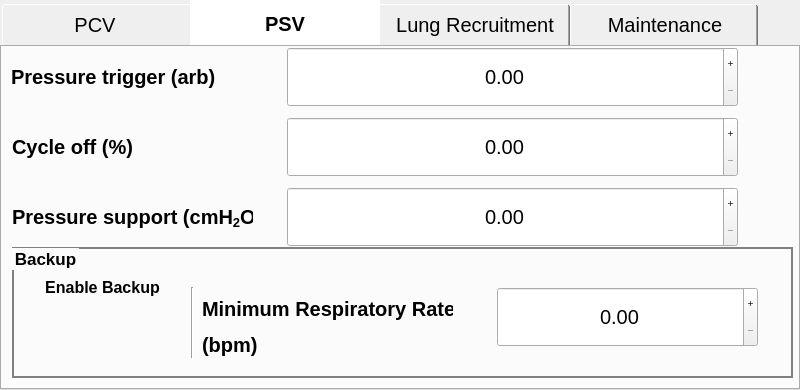
First picture: the form in gui/settings/settings.ui, repository MariuszSuchenek/MVM_GUI_test2, before the edit.
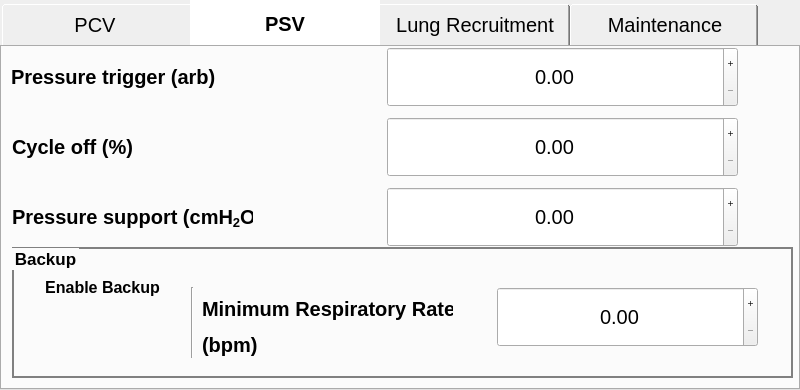
Second picture: the form after the edit. The open tabs and pages were chosen to show the change. Icons and pictures are not drawn. Custom widgets are drawn as their Qt base class.

Commit message: reduce the size of all spinboxes in settings

Patch:
```diff
--- a/gui/settings/settings.ui
+++ b/gui/settings/settings.ui
@@ -663,9 +663,9 @@
        <widget class="QDoubleSpinBox" name="spinBox_pressure_trigger">
         <property name="geometry">
          <rect>
-          <x>260</x>
+          <x>360</x>
           <y>0</y>
-          <width>501</width>
+          <width>401</width>
           <height>60</height>
          </rect>
         </property>
@@ -684,9 +684,9 @@
        <widget class="QDoubleSpinBox" name="spinBox_flow_trigger">
         <property name="geometry">
          <rect>
-          <x>260</x>
+          <x>360</x>
           <y>70</y>
-          <width>501</width>
+          <width>401</width>
           <height>60</height>
          </rect>
         </property>
@@ -718,9 +718,9 @@
        <widget class="QPushButton" name="fake_btn_pr_trigger">
         <property name="geometry">
          <rect>
-          <x>340</x>
+          <x>440</x>
           <y>0</y>
-          <width>341</width>
+          <width>241</width>
           <height>60</height>
          </rect>
         </property>
@@ -833,9 +833,9 @@
        <widget class="QPushButton" name="fake_btn_flow_trig">
         <property name="geometry">
          <rect>
-          <x>340</x>
+          <x>440</x>
           <y>70</y>
-          <width>341</width>
+          <width>241</width>
           <height>60</height>
          </rect>
         </property>
@@ -948,9 +948,9 @@
        <widget class="QDoubleSpinBox" name="spinBox_support_pressure">
         <property name="geometry">
          <rect>
-          <x>260</x>
+          <x>360</x>
           <y>140</y>
-          <width>501</width>
+          <width>401</width>
           <height>60</height>
          </rect>
         </property>
@@ -969,9 +969,9 @@
        <widget class="QPushButton" name="fake_btn_support_pressure">
         <property name="geometry">
          <rect>
-          <x>340</x>
+          <x>440</x>
           <y>140</y>
-          <width>341</width>
+          <width>241</width>
           <height>60</height>
          </rect>
         </property>
```
Left out of the diff: 16 changed lines with no effect on the pictures.
